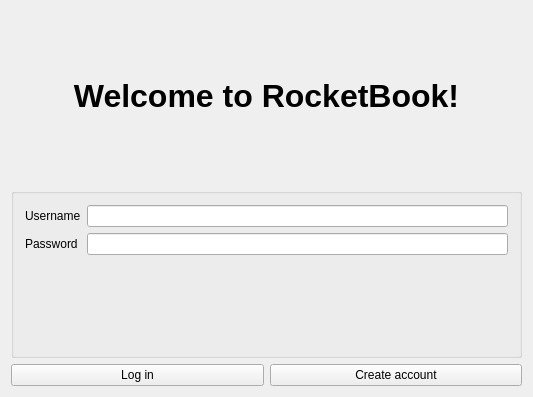
Old version of the form gui/logingui.ui in the repository Huy-Nguyen-HCI/RocketBook.
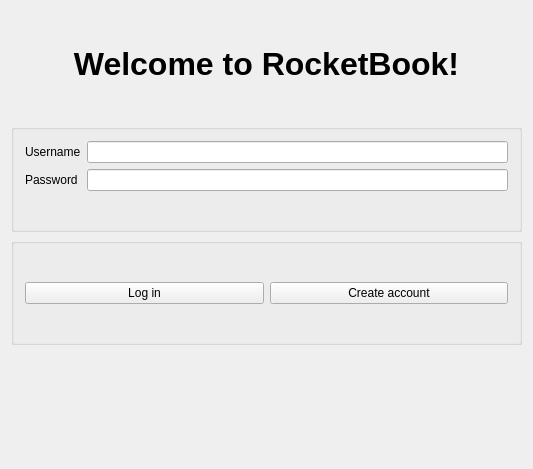
New version of the form. Icons and pictures are not drawn.

Commit message: Add error message box to Login GUI

The edit to the form file:
```diff
--- a/gui/logingui.ui
+++ b/gui/logingui.ui
@@ -7,14 +7,14 @@
     <x>0</x>
     <y>0</y>
     <width>533</width>
-    <height>397</height>
+    <height>469</height>
    </rect>
   </property>
   <property name="windowTitle">
    <string>LoginGUI</string>
   </property>
   <layout class="QGridLayout" name="gridLayout">
-   <item row="0" column="0" colspan="2">
+   <item row="0" column="0">
     <widget class="QLabel" name="label">
      <property name="text">
       <string>&lt;html&gt;&lt;head/&gt;&lt;body&gt;&lt;p align=&quot;center&quot;&gt;&lt;img src=&quot;:/rocket.png&quot;/&gt;&lt;/p&gt;&lt;p align=&quot;center&quot;&gt;&lt;span style=&quot; font-size:24pt; font-weight:600;&quot;&gt;Welcome to RocketBook!&lt;/span&gt;&lt;/p&gt;&lt;/body&gt;&lt;/html&gt;</string>
@@ -24,7 +24,7 @@
      </property>
     </widget>
    </item>
-   <item row="1" column="0" colspan="2">
+   <item row="1" column="0">
     <widget class="QGroupBox" name="groupBox">
      <property name="title">
       <string/>
@@ -54,16 +54,35 @@
     </widget>
    </item>
    <item row="2" column="0">
-    <widget class="QPushButton" name="pushButton">
-     <property name="text">
-      <string>Log in</string>
+    <widget class="QGroupBox" name="groupBox_2">
+     <property name="title">
+      <string/>
      </property>
+     <layout class="QHBoxLayout" name="horizontalLayout">
+      <item>
+       <widget class="QPushButton" name="loginButton">
+        <property name="text">
+         <string>Log in</string>
+        </property>
+       </widget>
+      </item>
+      <item>
+       <widget class="QPushButton" name="createAccountButton">
+        <property name="text">
+         <string>Create account</string>
+        </property>
+       </widget>
+      </item>
+     </layout>
+     <zorder>loginButton</zorder>
+     <zorder>createAccountButton</zorder>
+     <zorder>createAccountButton</zorder>
     </widget>
    </item>
-   <item row="2" column="1">
-    <widget class="QPushButton" name="pushButton_2">
+   <item row="3" column="0">
+    <widget class="QLabel" name="errorMessage">
      <property name="text">
-      <string>Create account</string>
+      <string/>
      </property>
     </widget>
    </item>
```
Left out of the diff: 4 changed lines with no effect on the pictures. The commit also changes 3 other files.
